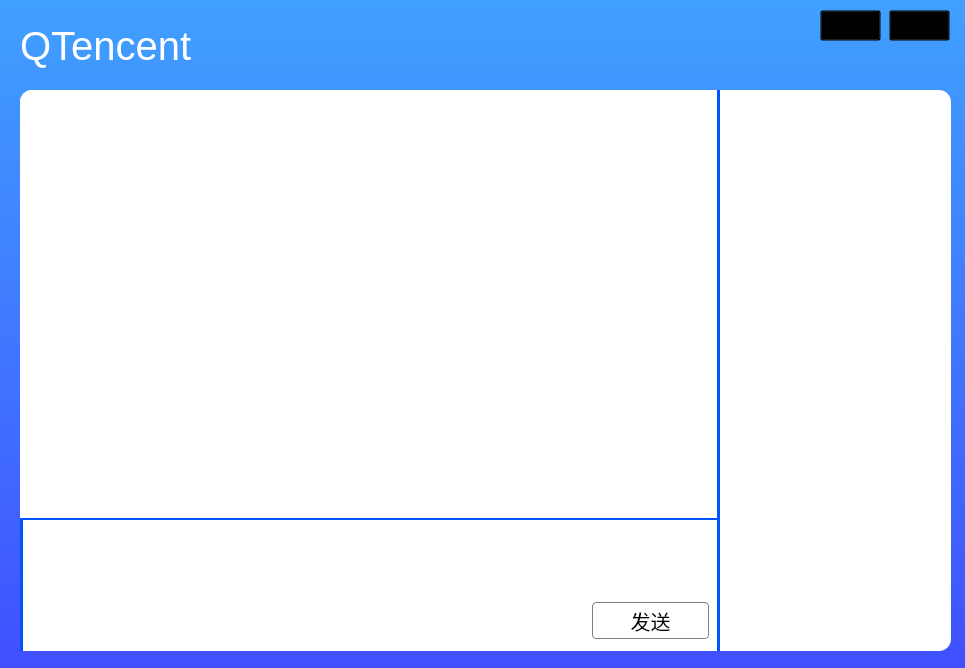
The window that chatform.ui (hellightning/QTencentClient) describes before a commit, drawn with Qt 5.
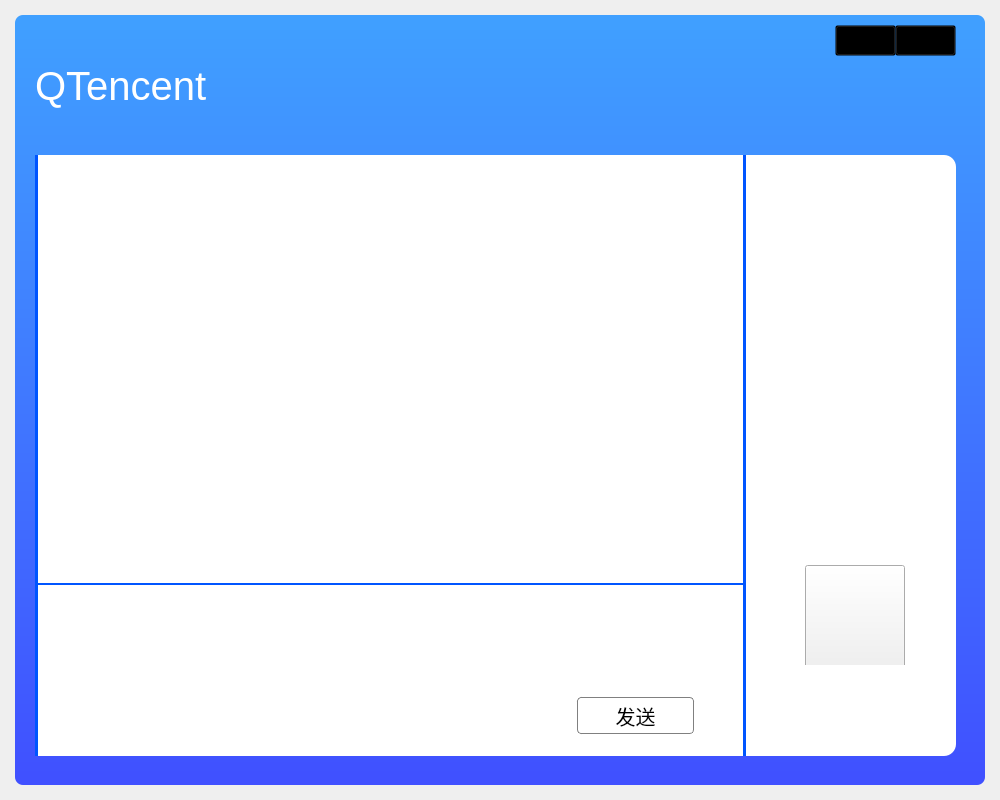
The same window after the commit. Icons and pictures are not drawn.

Patch:
```diff
--- a/chatform.ui
+++ b/chatform.ui
@@ -6,28 +6,51 @@
    <rect>
     <x>0</x>
     <y>0</y>
-    <width>965</width>
-    <height>668</height>
+    <width>1000</width>
+    <height>800</height>
    </rect>
   </property>
   <property name="windowTitle">
    <string>Form</string>
   </property>
   <property name="styleSheet">
-   <string notr="true">background-color: qlineargradient(spread:pad, x1:0, y1:1, x2:0, y2:0, stop:0 rgba(64, 80, 255, 255), stop:1 rgba(64, 160, 255, 255));</string>
+   <string notr="true"/>
   </property>
-  <widget class="QFrame" name="frame">
+  <widget class="QFrame" name="BackgroundFrame">
+   <property name="geometry">
+    <rect>
+     <x>15</x>
+     <y>15</y>
+     <width>970</width>
+     <height>770</height>
+    </rect>
+   </property>
+   <property name="styleSheet">
+    <string notr="true">#BackgroundFrame{
+border-radius: 8px;
+background-color: qlineargradient(spread:pad, x1:0, y1:1, x2:0, y2:0, stop:0 rgba(64, 80, 255, 255), stop:1 rgba(64, 160, 255, 255));
+}</string>
+   </property>
+   <property name="frameShape">
+    <enum>QFrame::StyledPanel</enum>
+   </property>
+   <property name="frameShadow">
+    <enum>QFrame::Raised</enum>
+   </property>
+   <widget class="QFrame" name="MainFrame">
    <property name="geometry">
     <rect>
      <x>20</x>
-     <y>90</y>
-     <width>931</width>
-     <height>561</height>
+      <y>140</y>
+      <width>921</width>
+      <height>601</height>
     </rect>
    </property>
    <property name="styleSheet">
-    <string notr="true">background-color: white;
-border-radius: 12px;</string>
+     <string notr="true">#MainFrame{
+background-color: white;
+border-radius: 12px;
+}</string>
    </property>
    <property name="frameShape">
     <enum>QFrame::StyledPanel</enum>
@@ -40,17 +63,18 @@
      <rect>
       <x>0</x>
       <y>0</y>
-      <width>700</width>
+       <width>711</width>
       <height>431</height>
      </rect>
     </property>
     <property name="styleSheet">
-     <string notr="true">border: 3px solid rgb(0, 85, 255);
-border-left: 0px;
+      <string notr="true">#MsgBoard{
+border: 3px solid rgb(0, 85, 255);
 border-top: 0px;
 border-bottom-left-radius: 0;
 border-bottom-right-radius: 0;
-border-top-right-radius: 0;</string>
+border-top-right-radius: 0;
+}</string>
     </property>
    </widget>
    <widget class="QTextEdit" name="typeBoard">
@@ -58,25 +82,27 @@
      <rect>
       <x>0</x>
       <y>430</y>
-      <width>700</width>
-      <height>131</height>
+       <width>711</width>
+       <height>171</height>
      </rect>
     </property>
     <property name="styleSheet">
-     <string notr="true">border: 3px solid rgb(0, 85, 255);
+      <string notr="true">#typeBoard{
+border: 3px solid rgb(0, 85, 255);
 border-top: 1.5px;
 border-bottom: 0px;
 border-bottom-left-radius: 0;
 border-bottom-right-radius: 0;
 border-top-right-radius: 0;
-border-top-left-radius: 0;</string>
+border-top-left-radius: 0;
+}</string>
     </property>
    </widget>
    <widget class="QPushButton" name="sendMessageButton">
     <property name="geometry">
      <rect>
-      <x>570</x>
-      <y>510</y>
+       <x>540</x>
+       <y>540</y>
       <width>121</width>
       <height>41</height>
      </rect>
@@ -113,8 +139,8 @@
    <widget class="QPushButton" name="sendFileBtn">
     <property name="geometry">
      <rect>
-      <x>730</x>
-      <y>450</y>
+       <x>770</x>
+       <y>410</y>
       <width>100</width>
       <height>100</height>
      </rect>
@@ -137,8 +163,8 @@
    <widget class="QLabel" name="IconLabel">
     <property name="geometry">
      <rect>
-      <x>720</x>
-      <y>30</y>
+       <x>730</x>
+       <y>20</y>
       <width>181</width>
       <height>101</height>
      </rect>
@@ -155,28 +181,10 @@
     </property>
    </widget>
   </widget>
-  <widget class="QLabel" name="TencentName">
-   <property name="geometry">
-    <rect>
-     <x>20</x>
-     <y>10</y>
-     <width>191</width>
-     <height>71</height>
-    </rect>
-   </property>
-   <property name="styleSheet">
-    <string notr="true">color: white;
-background-color: rgba(0,0,0,0);
-font-size:40px;</string>
-   </property>
-   <property name="text">
-    <string>QTencent</string>
-   </property>
-  </widget>
   <widget class="QPushButton" name="CloseButton">
    <property name="geometry">
     <rect>
-     <x>889</x>
+      <x>880</x>
      <y>10</y>
      <width>61</width>
      <height>31</height>
@@ -218,6 +226,25 @@
    <property name="text">
     <string/>
    </property>
+   </widget>
+   <widget class="QLabel" name="TencentName">
+    <property name="geometry">
+     <rect>
+      <x>20</x>
+      <y>20</y>
+      <width>261</width>
+      <height>101</height>
+     </rect>
+    </property>
+    <property name="styleSheet">
+     <string notr="true">color: white;
+background-color: rgba(0,0,0,0);
+font-size:40px;</string>
+    </property>
+    <property name="text">
+     <string>QTencent</string>
+    </property>
+   </widget>
   </widget>
  </widget>
  <resources/>
```
Lines whose indentation alone changed are shown as unchanged.
